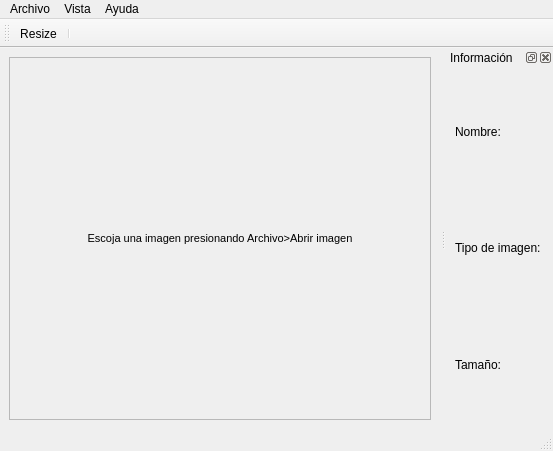
This is gui2.ui in SergioAlexMx/Tratamiento_de_imagenes-Proyecto as Qt 5 draws it before an edit. The edited form follows.
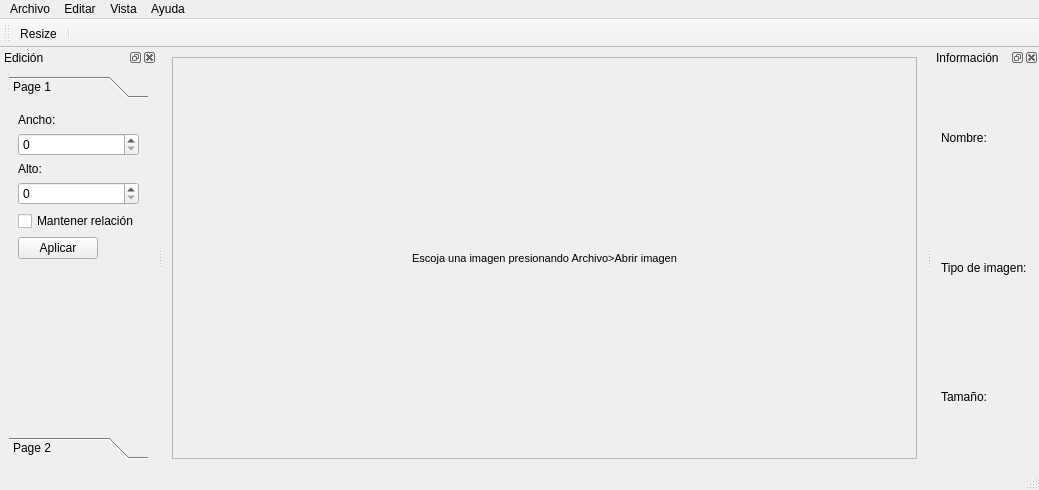
This is the edited form.

Commit message: Ya quedo el image resize, pero necesito arreglar un problema grave logico

The edit to the form file:
```diff
--- a/gui2.ui
+++ b/gui2.ui
@@ -6,8 +6,8 @@
    <rect>
     <x>0</x>
     <y>0</y>
-    <width>553</width>
-    <height>451</height>
+    <width>1039</width>
+    <height>490</height>
    </rect>
   </property>
   <property name="windowTitle">
@@ -27,8 +27,8 @@
           <rect>
            <x>0</x>
            <y>0</y>
-           <width>395</width>
-           <height>353</height>
+           <width>703</width>
+           <height>392</height>
           </rect>
          </property>
          <layout class="QHBoxLayout" name="horizontalLayout">
@@ -60,7 +60,7 @@
     <rect>
      <x>0</x>
      <y>0</y>
-     <width>553</width>
+     <width>1039</width>
      <height>22</height>
     </rect>
    </property>
@@ -87,8 +87,17 @@
     </property>
     <addaction name="actionZoom_in"/>
     <addaction name="actionZoom_out"/>
+    <addaction name="separator"/>
+    <addaction name="actionMostrar_original"/>
+   </widget>
+   <widget class="QMenu" name="menuEditar">
+    <property name="title">
+     <string>Editar</string>
+    </property>
+    <addaction name="actionDeshacer"/>
    </widget>
    <addaction name="menuArchivo"/>
+   <addaction name="menuEditar"/>
    <addaction name="menuVista"/>
    <addaction name="menuAyuda"/>
   </widget>
@@ -154,6 +163,102 @@
    <addaction name="actionResize"/>
    <addaction name="separator"/>
   </widget>
+  <widget class="QDockWidget" name="dock_edicion">
+   <property name="windowTitle">
+    <string>Edición</string>
+   </property>
+   <attribute name="dockWidgetArea">
+    <number>1</number>
+   </attribute>
+   <widget class="QWidget" name="dockWidgetContents_2">
+    <layout class="QVBoxLayout" name="verticalLayout_4">
+     <item>
+      <widget class="QToolBox" name="toolBox">
+       <property name="currentIndex">
+        <number>0</number>
+       </property>
+       <widget class="QWidget" name="page_resize">
+        <property name="geometry">
+         <rect>
+          <x>0</x>
+          <y>0</y>
+          <width>154</width>
+          <height>315</height>
+         </rect>
+        </property>
+        <attribute name="label">
+         <string>Page 1</string>
+        </attribute>
+        <layout class="QFormLayout" name="formLayout">
+         <item row="0" column="0">
+          <widget class="QLabel" name="label_2">
+           <property name="font">
+            <font>
+             <pointsize>9</pointsize>
+            </font>
+           </property>
+           <property name="text">
+            <string>Ancho:</string>
+           </property>
+          </widget>
+         </item>
+         <item row="2" column="0">
+          <widget class="QLabel" name="label_3">
+           <property name="font">
+            <font>
+             <pointsize>9</pointsize>
+            </font>
+           </property>
+           <property name="text">
+            <string>Alto:</string>
+           </property>
+          </widget>
+         </item>
+         <item row="4" column="0">
+          <widget class="QCheckBox" name="checkBox">
+           <property name="font">
+            <font>
+             <pointsize>9</pointsize>
+            </font>
+           </property>
+           <property name="text">
+            <string>Mantener relación</string>
+           </property>
+          </widget>
+         </item>
+         <item row="1" column="0" colspan="2">
+          <widget class="QSpinBox" name="spinAncho"/>
+         </item>
+         <item row="3" column="0" colspan="2">
+          <widget class="QSpinBox" name="spinAlto"/>
+         </item>
+         <item row="5" column="0">
+          <widget class="QPushButton" name="pushAplicarResize">
+           <property name="text">
+            <string>Aplicar</string>
+           </property>
+          </widget>
+         </item>
+        </layout>
+       </widget>
+       <widget class="QWidget" name="page_2">
+        <property name="geometry">
+         <rect>
+          <x>0</x>
+          <y>0</y>
+          <width>154</width>
+          <height>315</height>
+         </rect>
+        </property>
+        <attribute name="label">
+         <string>Page 2</string>
+        </attribute>
+       </widget>
+      </widget>
+     </item>
+    </layout>
+   </widget>
+  </widget>
   <action name="actionAbrir_imagen">
    <property name="text">
     <string>Abrir imagen</string>
```
Left out of the diff: 10 changed lines with no effect on the pictures. The commit also changes 1 other file.
